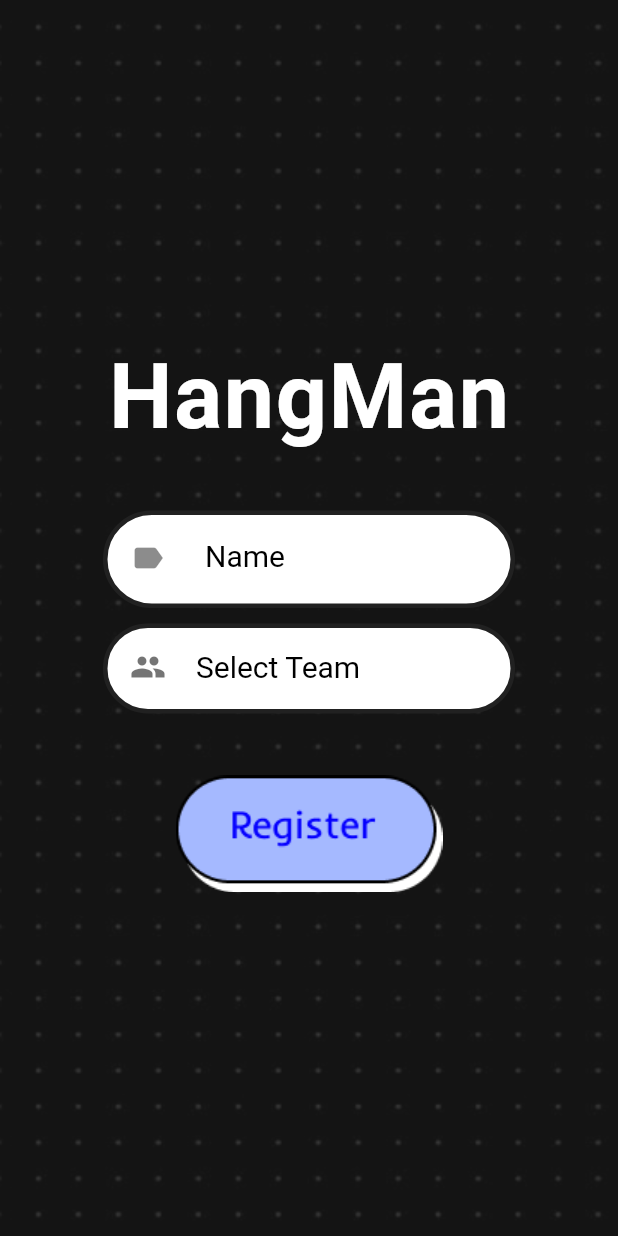
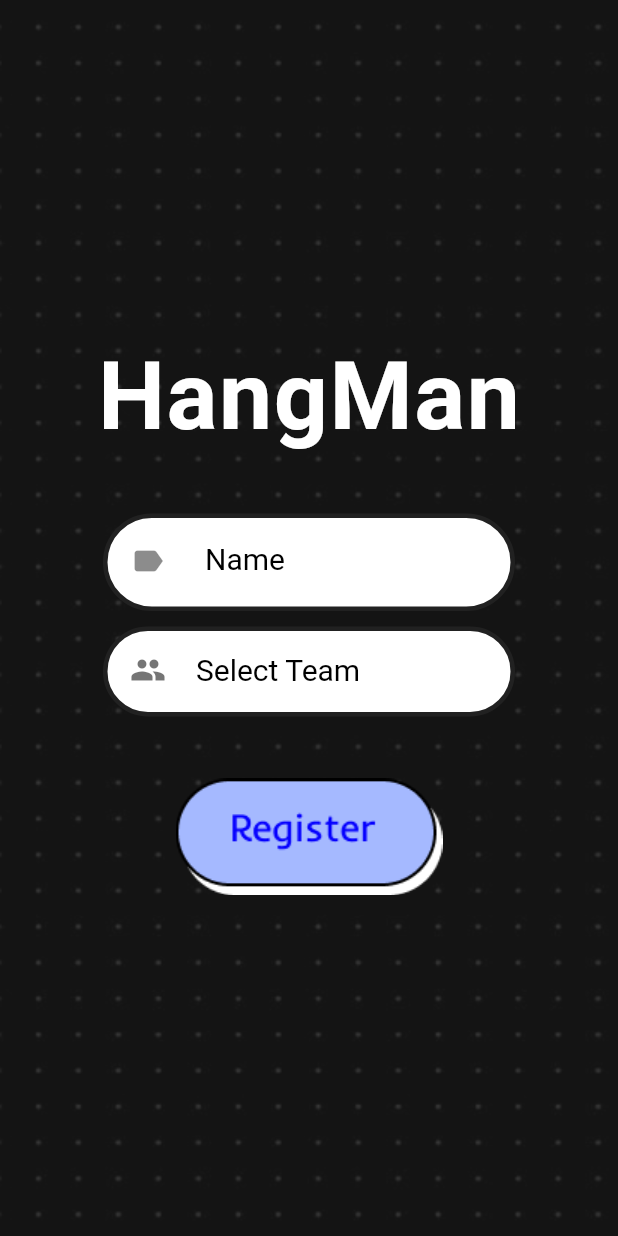
Before and after one commit to DILPREET1910/hangman, a Flutter app: the screen it shows after launch, on a phone screen of 412 x 824 dp. Run offline on Flutter 3.47's test engine with Material 2 defaults, Android fonts, the light colour scheme and no system bars; our stand-ins replace cloud_firestore, firebase_core, flutter_spinkit, google_fonts, rive; accounts and stored records are empty; Roboto replaces fonts that are missing (Ubuntu).

Commit message:
media query font size

```diff
--- a/lib/widgets/hangmanTitle.dart
+++ b/lib/widgets/hangmanTitle.dart
@@ -12,7 +12,7 @@ class WidgetsHangmanTitle extends StatelessWidget {
       "HangMan",
       style: GoogleFonts.ubuntu(
         color: Colors.white,
-        fontSize: 60,
+        fontSize: MediaQuery.of(context).size.height / 13,
         fontWeight: FontWeight.w600,
         letterSpacing: 1,
       ),
```
